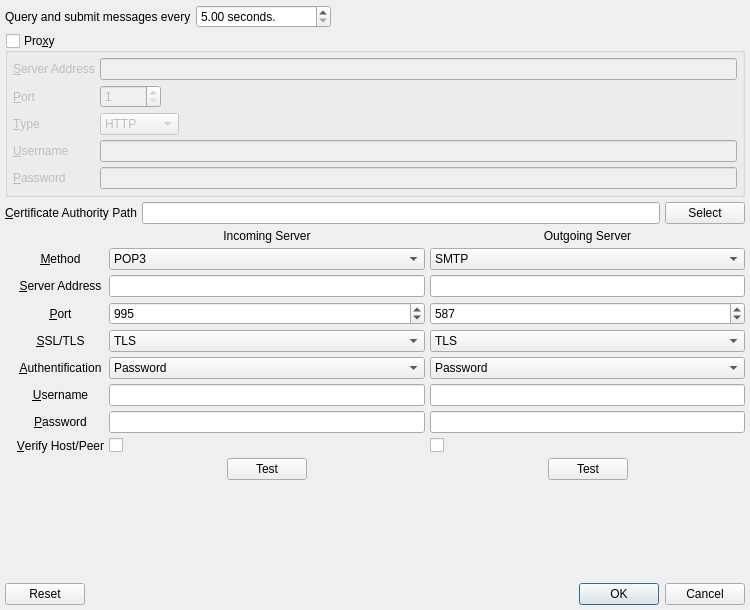
The window that branches/trunk/GoldBug-UI/poptasticsettings.ui (textbrowser/spot-on) describes before a commit, drawn with Qt 5.
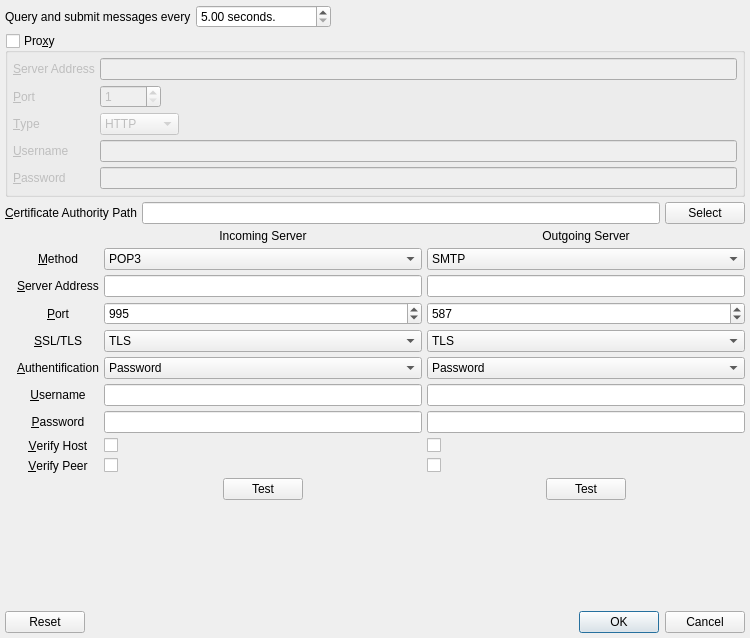
The same window after the commit. Icons and pictures are not drawn.

Commit message: Separated Poptastic hosts and peers verification.

```diff
--- a/branches/trunk/GoldBug-UI/poptasticsettings.ui
+++ b/branches/trunk/GoldBug-UI/poptasticsettings.ui
@@ -7,7 +7,7 @@
     <x>0</x>
     <y>0</y>
     <width>750</width>
-    <height>610</height>
+    <height>638</height>
    </rect>
   </property>
   <property name="windowTitle">
@@ -504,7 +504,7 @@
          </item>
         </widget>
        </item>
-       <item row="10" column="1">
+       <item row="11" column="1">
         <layout class="QHBoxLayout" name="horizontalLayout">
          <property name="spacing">
           <number>5</number>
@@ -596,7 +596,7 @@
          </property>
         </widget>
        </item>
-       <item row="10" column="3">
+       <item row="11" column="3">
         <layout class="QHBoxLayout" name="horizontalLayout_2">
          <property name="spacing">
           <number>5</number>
@@ -639,25 +639,52 @@
        <item row="9" column="0">
         <widget class="QLabel" name="label_16">
          <property name="text">
-          <string>&amp;Verify Host/Peer</string>
+          <string>&amp;Verify Host</string>
          </property>
          <property name="alignment">
           <set>Qt::AlignCenter</set>
          </property>
          <property name="buddy">
-          <cstring>in_verify</cstring>
+          <cstring>in_verify_host</cstring>
          </property>
         </widget>
        </item>
        <item row="9" column="1">
-        <widget class="QCheckBox" name="in_verify">
+        <widget class="QCheckBox" name="in_verify_host">
          <property name="text">
           <string/>
          </property>
         </widget>
        </item>
        <item row="9" column="3">
-        <widget class="QCheckBox" name="out_verify">
+        <widget class="QCheckBox" name="out_verify_host">
+         <property name="text">
+          <string/>
+         </property>
+        </widget>
+       </item>
+       <item row="10" column="0">
+        <widget class="QLabel" name="label_18">
+         <property name="text">
+          <string>&amp;Verify Peer</string>
+         </property>
+         <property name="alignment">
+          <set>Qt::AlignCenter</set>
+         </property>
+         <property name="buddy">
+          <cstring>in_verify_host</cstring>
+         </property>
+        </widget>
+       </item>
+       <item row="10" column="1">
+        <widget class="QCheckBox" name="in_verify_peer">
+         <property name="text">
+          <string/>
+         </property>
+        </widget>
+       </item>
+       <item row="10" column="3">
+        <widget class="QCheckBox" name="out_verify_peer">
          <property name="text">
           <string/>
          </property>
```
Left out of the diff: 6 changed lines with no effect on the pictures. The commit also changes 2 other files.
